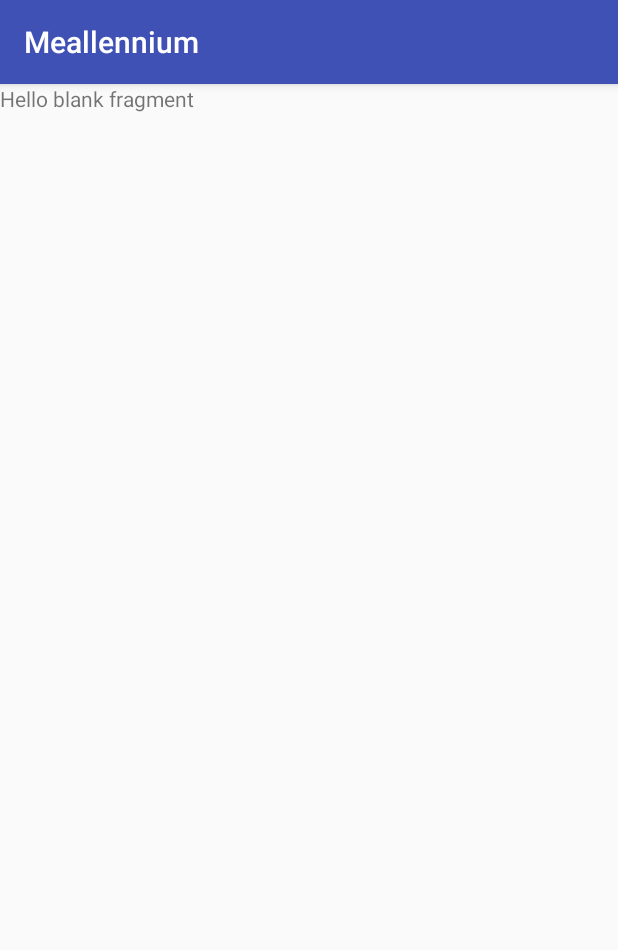
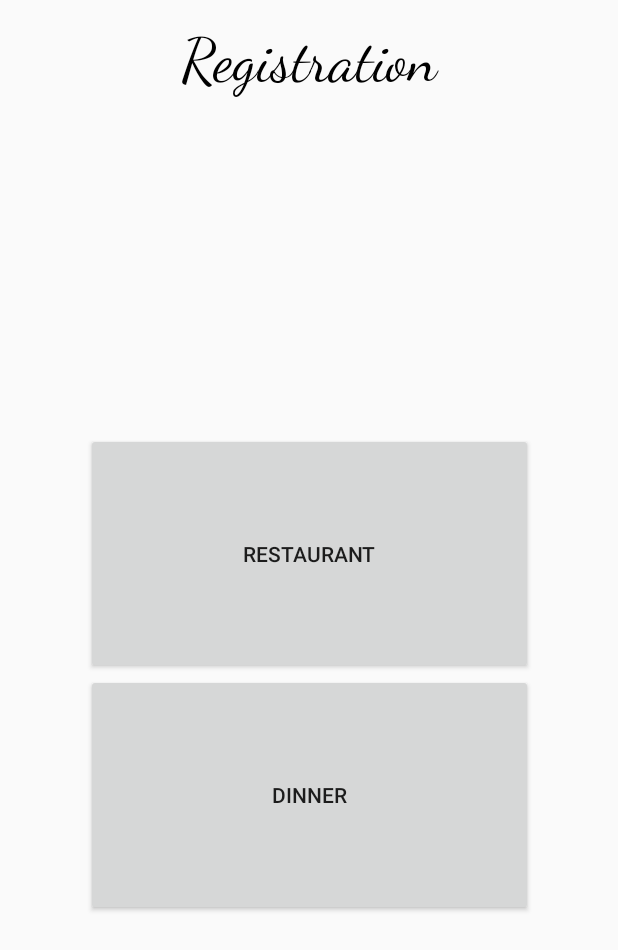
Before and after one commit to BenOhayon/Meallennium, an Android app: the WelcomeScreenActivity screen opened directly, with no data from a screen before it, after a tap on "REGISTRATION", on a phone screen of 412 x 824 dp. Shown: the top 950 px of the screen. Run offline under Robolectric (Android 15) with nearby library versions, the phone set to English and light mode, and no system bars; Roboto replaces fonts that are not available here.

Commit message:
Adding screen for registration as restaurant to the app.

```diff
--- a/app/src/main/java/com/example/ben/meallennium/RegisterFragment.java
+++ b/app/src/main/java/com/example/ben/meallennium/RegistrationFragment.java
@@ -3,19 +3,22 @@ package com.example.ben.meallennium;
 import android.content.Context;
 import android.os.Bundle;
 import android.support.v4.app.Fragment;
+import android.support.v4.app.FragmentTransaction;
 import android.view.LayoutInflater;
 import android.view.View;
 import android.view.ViewGroup;
+import android.widget.Button;
 
-public class RegisterFragment extends Fragment {
+public class RegistrationFragment extends Fragment {
 
     public interface RegisterFragmentListener {
-        void onFragmentInteraction();
+        void onRestaurantRegisterClick();
+        void onDinnerRegisterClick();
     }
 
     private RegisterFragmentListener listener;
 
-    public RegisterFragment() {}
+    public RegistrationFragment() {}
 
     @Override
     public void onCreate(Bundle savedInstanceState) {
@@ -25,7 +28,22 @@ public class RegisterFragment extends Fragment {
     @Override
     public View onCreateView(LayoutInflater inflater, ViewGroup container,
                              Bundle savedInstanceState) {
-        View view = inflater.inflate(R.layout.fragment_register, container, false);
+        View view = inflater.inflate(R.layout.fragment_registration, container, false);
+
+        Button restaurantRegister = view.findViewById(R.id.registrationScreen__restaurantRegister);
+        Button dinnerRegister = view.findViewById(R.id.registrationScreen__dinnerRegister);
+
+        restaurantRegister.setOnClickListener((View v) -> {
+            if(listener != null) {
+                listener.onRestaurantRegisterClick();
+            }
+        });
+
+        dinnerRegister.setOnClickListener((View v) -> {
+            if(listener != null) {
+                listener.onDinnerRegisterClick();
+            }
+        });
 
         return view;
     }
--- a/app/src/main/java/com/example/ben/meallennium/WelcomeScreenActivity.java
+++ b/app/src/main/java/com/example/ben/meallennium/WelcomeScreenActivity.java
@@ -1,32 +1,29 @@
 package com.example.ben.meallennium;
 
+import android.support.v4.app.Fragment;
 import android.support.v4.app.FragmentTransaction;
 import android.os.Bundle;
 import android.support.v7.app.AppCompatActivity;
 import android.util.Log;
 
-public class WelcomeScreenActivity extends AppCompatActivity implements WelcomeScreenFragment.WelcomeScreenFragmentListener,
-        RegisterFragment.RegisterFragmentListener{
+public class WelcomeScreenActivity extends AppCompatActivity implements
+        WelcomeScreenFragment.WelcomeScreenFragmentListener,
+        RegistrationFragment.RegisterFragmentListener,
+        RestaurantRegistrationFragment.RestaurantRegistrationFragmentListener {
 
     @Override
     protected void onCreate(Bundle savedInstanceState) {
         super.onCreate(savedInstanceState);
         setContentView(R.layout.activity_welcome_screen);
 
-        Log.d("buildTest", "inside onCreate() of WelcomeScreenActivity");
         WelcomeScreenFragment welcomeScreenFragment = new WelcomeScreenFragment();
-        FragmentTransaction transaction = getSupportFragmentManager().beginTransaction();
-        transaction.add(R.id.fragment_welcome_screen_container, welcomeScreenFragment);
-        transaction.commit();
+        createAndDisplayFragment(R.id.fragment_welcome_screen_container, welcomeScreenFragment, false);
     }
 
     @Override
     public void onRegisterClick() {
-        RegisterFragment registerScreenFragment = new RegisterFragment();
-        FragmentTransaction transaction = getSupportFragmentManager().beginTransaction();
-        transaction.replace(R.id.fragment_welcome_screen_container, registerScreenFragment);
-        transaction.addToBackStack(null);
-        transaction.commit();
+        RegistrationFragment registerScreenFragment = new RegistrationFragment();
+        createAndDisplayFragment(R.id.fragment_welcome_screen_container, registerScreenFragment, true);
     }
 
     @Override
@@ -34,6 +31,34 @@ public class WelcomeScreenActivity extends AppCompatActivity implements WelcomeS
 
     }
 
+
     @Override
-    public void onFragmentInteraction(){}
+    public void onRestaurantRegisterClick() {
+        RestaurantRegistrationFragment restaurantRegistrationFragment = new RestaurantRegistrationFragment();
+        createAndDisplayFragment(R.id.fragment_welcome_screen_container, restaurantRegistrationFragment, true);
+    }
+
+    @Override
+    public void onDinnerRegisterClick() {
+
+    }
+
+    /**
+     * Creates a fragment transaction to the parent activity and displays it.
+     *
+     * @param containerViewId The container id of the container in which the fragment will be displayed.
+     * @param fragmentToDisplay The fragment to display in the selected container.
+     * @param addToBackStack If you request to push this transaction to the back stack, then this option will be
+     *                       <code>true</code>, otherwise will be <code>false</code>.
+     */
+    private void createAndDisplayFragment(int containerViewId, Fragment fragmentToDisplay, boolean addToBackStack) {
+        FragmentTransaction transaction = getSupportFragmentManager().beginTransaction();
+        transaction.replace(containerViewId, fragmentToDisplay);
+
+        if(addToBackStack) {
+            transaction.addToBackStack(null);
+        }
+
+        transaction.commit();
+    }
 }
--- a/app/src/main/java/com/example/ben/meallennium/WelcomeScreenFragment.java
+++ b/app/src/main/java/com/example/ben/meallennium/WelcomeScreenFragment.java
@@ -26,8 +26,8 @@ public class WelcomeScreenFragment extends Fragment {
 
         View view = inflater.inflate(R.layout.fragment_welcome_screen, container, false);
 
-        Button registerButton = view.findViewById(R.id.welcomeScreenFragment__registrationButton);
-        Button loginButton = view.findViewById(R.id.welcomeScreenFragment__loginButton);
+        Button registerButton = view.findViewById(R.id.welcomeScreen__registrationButton);
+        Button loginButton = view.findViewById(R.id.welcomeScreen__loginButton);
 
         registerButton.setOnClickListener((View v) -> {
             if(listener != null) {
--- a/app/src/main/res/layout/fragment_register.xml
+++ /dev/null
@@ -1,14 +0,0 @@
-<?xml version="1.0" encoding="utf-8"?>
-<FrameLayout xmlns:android="http://schemas.android.com/apk/res/android"
-    xmlns:tools="http://schemas.android.com/tools"
-    android:layout_width="match_parent"
-    android:layout_height="match_parent"
-    tools:context=".RegisterFragment">
-
-    <!-- TODO: Update blank fragment layout -->
-    <TextView
-        android:layout_width="match_parent"
-        android:layout_height="match_parent"
-        android:text="@string/hello_blank_fragment" />
-
-</FrameLayout>
--- /dev/null
+++ b/app/src/main/res/layout/fragment_registration.xml
@@ -0,0 +1,51 @@
+<?xml version="1.0" encoding="utf-8"?>
+<android.support.constraint.ConstraintLayout xmlns:android="http://schemas.android.com/apk/res/android"
+    xmlns:app="http://schemas.android.com/apk/res-auto"
+    xmlns:tools="http://schemas.android.com/tools"
+    android:layout_width="match_parent"
+    android:layout_height="match_parent"
+    tools:context=".RegistrationFragment"
+    tools:layout_editor_absoluteY="25dp">
+
+
+    <TextView
+        android:id="@+id/registrationScreen__title"
+        android:layout_width="222dp"
+        android:layout_height="59dp"
+        android:layout_marginTop="16dp"
+        android:fontFamily="cursive"
+        android:text="Registration"
+        android:textAlignment="center"
+        android:textColor="@android:color/black"
+        android:textSize="40sp"
+        app:layout_constraintEnd_toEndOf="parent"
+        app:layout_constraintStart_toStartOf="parent"
+        app:layout_constraintTop_toTopOf="parent" />
+
+    <LinearLayout
+        android:layout_width="298dp"
+        android:layout_height="322dp"
+        android:layout_marginBottom="16dp"
+        android:layout_marginTop="16dp"
+        android:orientation="vertical"
+        app:layout_constraintBottom_toBottomOf="parent"
+        app:layout_constraintEnd_toEndOf="parent"
+        app:layout_constraintStart_toStartOf="parent"
+        app:layout_constraintTop_toBottomOf="@+id/registrationScreen__title">
+
+        <Button
+            android:id="@+id/registrationScreen__restaurantRegister"
+            android:layout_width="match_parent"
+            android:layout_height="wrap_content"
+            android:text="Restaurant"
+            android:layout_weight="1"/>
+
+        <Button
+            android:id="@+id/registrationScreen__dinnerRegister"
+            android:layout_width="match_parent"
+            android:layout_height="wrap_content"
+            android:text="Dinner"
+            android:layout_weight="1"/>
+    </LinearLayout>
+
+</android.support.constraint.ConstraintLayout>
```
Also changed, not shown: app/src/main/AndroidManifest.xml (+6 -2 lines), app/src/main/java/com/example/ben/meallennium/RestaurantRegistrationFragment.java (added, +45 -0 lines), app/src/main/res/layout/fragment_restaurant_registration.xml (added, +144 -0 lines), app/src/main/res/layout/fragment_welcome_screen.xml (+5 -5 lines).
